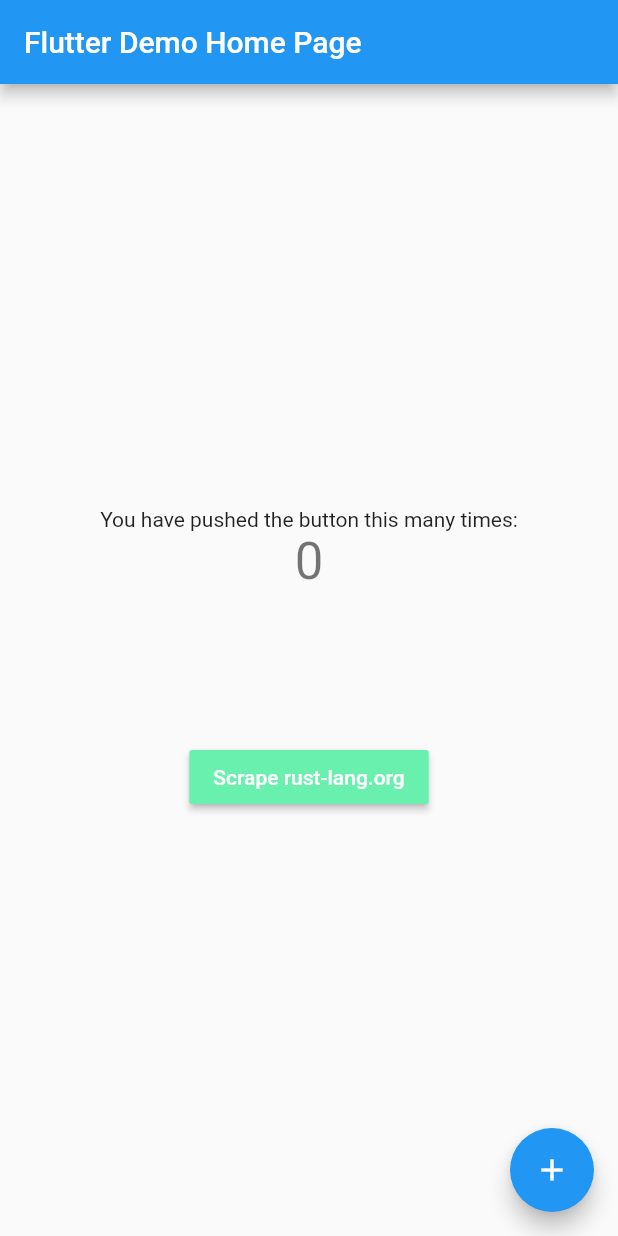
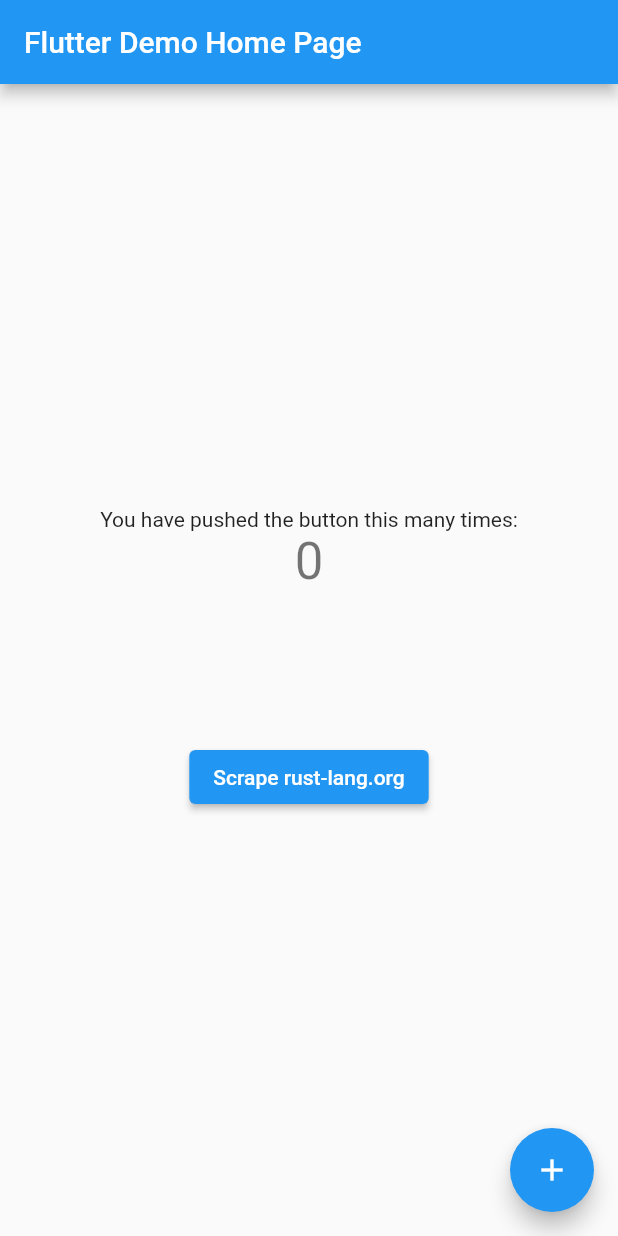
Before and after one commit to shekohex/flutterust, a Flutter app: the screen it shows after launch, on a phone screen of 412 x 824 dp. Run offline on Flutter 3.47's test engine with Material 2 defaults, Android fonts, the phone set to English and light mode, and no system bars; our stand-ins replace isolate; missing offline and left inert: dart:ffi; statements that could not run were skipped.

Commit message:
RaisedButton deprecated replaced with ElevatedButton (#46)
* RaisedButton deprecated replaced with ElevatedButton

* --no-sound-null-safety required for use.

```diff
--- a/lib/main.dart
+++ b/lib/main.dart
@@ -53,8 +53,7 @@ class _MyHomePageState extends State<MyHomePage> {
               style: Theme.of(context).textTheme.headline4,
             ),
             const SizedBox(height: 100),
-            RaisedButton(
-              color: Colors.greenAccent,
+            ElevatedButton(
               child: Text(
                 'Scrape rust-lang.org',
                 style: TextStyle(
```
Also changed, not shown: 1 other file.
